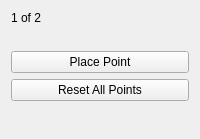
The window that Resources/UI/page_scutum_landmarks.ui (thomasjames3/SlicerScutumGraftLocator) describes before a commit, drawn with Qt 5.
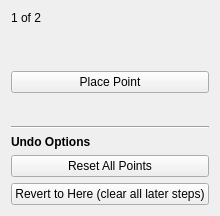
The same window after the commit.

```diff
--- a/Resources/UI/page_scutum_landmarks.ui
+++ b/Resources/UI/page_scutum_landmarks.ui
@@ -20,6 +20,24 @@
      </property>
     </widget>
    </item>
+   <item>
+    <widget class="QLabel" name="tutorialLabel">
+     <property name="text">
+      <string></string>
+     </property>
+     <property name="wordWrap">
+      <bool>true</bool>
+     </property>
+     <property name="visible">
+      <bool>false</bool>
+     </property>
+     <property name="font">
+      <font>
+       <italic>true</italic>
+      </font>
+     </property>
+    </widget>
+   </item>
    <item>
     <widget class="QPushButton" name="placePointButton">
      <property name="text">
@@ -27,13 +45,6 @@
      </property>
     </widget>
    </item>
-   <item>
-    <widget class="QPushButton" name="resetButton">
-     <property name="text">
-      <string>Reset All Points</string>
-     </property>
-    </widget>
-   </item>
    <item>
     <widget class="QLabel" name="statusLabel">
      <property name="text">
@@ -51,6 +62,39 @@
      </property>
     </spacer>
    </item>
+   <item>
+    <widget class="Line" name="undoOptionsLine">
+     <property name="orientation">
+      <enum>Qt::Horizontal</enum>
+     </property>
+    </widget>
+   </item>
+   <item>
+    <widget class="QLabel" name="undoOptionsLabel">
+     <property name="text">
+      <string>Undo Options</string>
+     </property>
+     <property name="font">
+      <font>
+       <bold>true</bold>
+      </font>
+     </property>
+    </widget>
+   </item>
+   <item>
+    <widget class="QPushButton" name="resetButton">
+     <property name="text">
+      <string>Reset All Points</string>
+     </property>
+    </widget>
+   </item>
+   <item>
+    <widget class="QPushButton" name="revertToHereButton">
+     <property name="text">
+      <string>Revert to Here (clear all later steps)</string>
+     </property>
+    </widget>
+   </item>
   </layout>
  </widget>
  <resources/>
```
